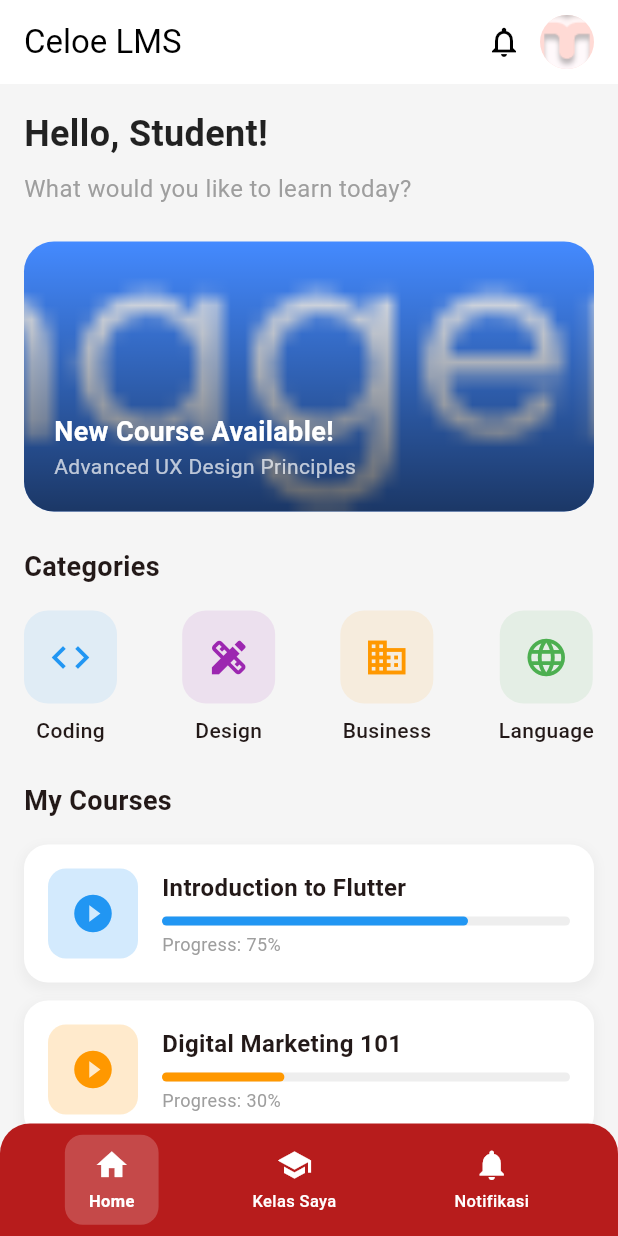
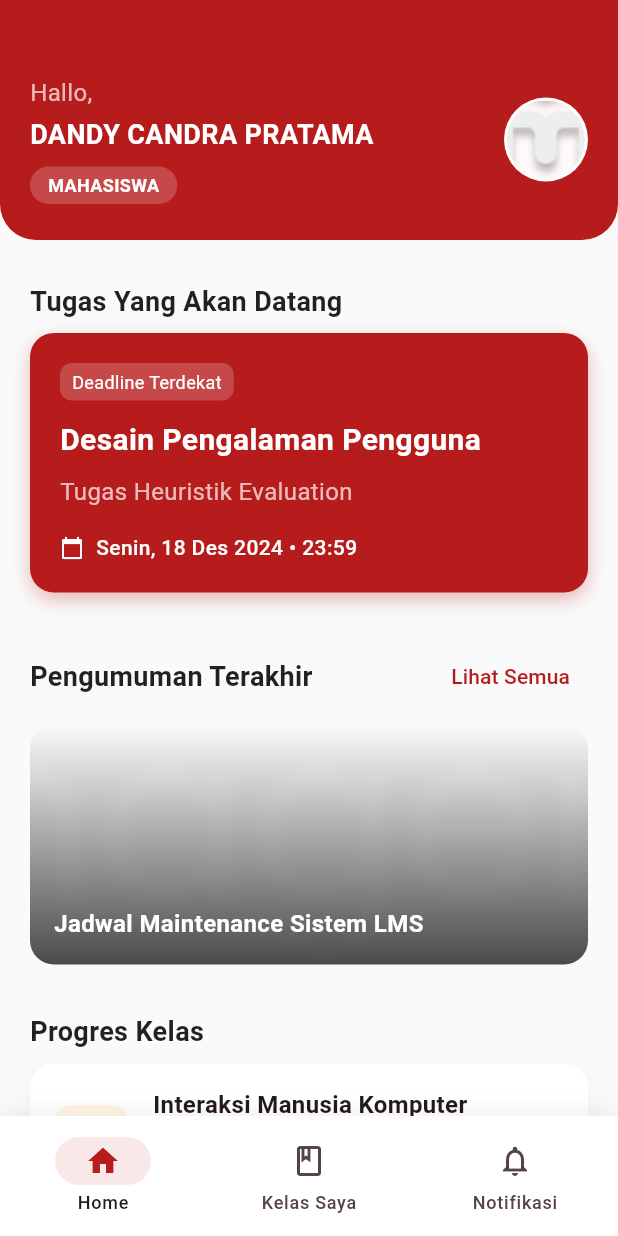
Before and after one commit to wlrmynt/celoe_lms, a Flutter app: the DashboardScreen screen opened directly, on a phone screen of 412 x 824 dp. Run offline on Flutter 3.47's test engine with Material 3 defaults, Android fonts, the phone set to English and light mode, and no system bars.

Commit message:
Implement Detailed Dashboard UI update

```diff
--- a/lib/screens/dashboard_screen.dart
+++ b/lib/screens/dashboard_screen.dart
@@ -13,188 +13,272 @@ class _DashboardScreenState extends State<DashboardScreen> {
   @override
   Widget build(BuildContext context) {
     return Scaffold(
-      backgroundColor: Colors.grey[100],
-      appBar: AppBar(
-        title: const Text('Celoe LMS', style: TextStyle(color: Colors.black)),
-        backgroundColor: Colors.white,
-        elevation: 0,
-        actions: [
-          IconButton(
-            icon: const Icon(Icons.notifications_outlined, color: Colors.black),
-            onPressed: () {},
+      backgroundColor: Colors.grey[50], // Light background
+      body: Column(
+        children: [
+          // 2. Header (Top Navigation)
+          _buildHeader(),
+
+          // Scrollable Content
+          Expanded(
+            child: SingleChildScrollView(
+              padding: const EdgeInsets.symmetric(vertical: 20),
+              child: Column(
+                crossAxisAlignment: CrossAxisAlignment.start,
+                children: [
+                  // 3. Section “Tugas Yang Akan Datang”
+                  _buildSectionTitle('Tugas Yang Akan Datang', showViewAll: false),
+                  _buildUpcomingTaskCard(),
+                  const SizedBox(height: 24),
+
+                  // 4. Section “Pengumuman Terakhir”
+                  _buildSectionTitle('Pengumuman Terakhir', showViewAll: true),
+                  _buildAnnouncementBanner(),
+                  const SizedBox(height: 24),
+
+                  // 5. Section “Progres Kelas”
+                  _buildSectionTitle('Progres Kelas', showViewAll: false),
+                  _buildClassProgressList(),
+                  const SizedBox(height: 20),
+                ],
               ),
-          const Padding(
-            padding: EdgeInsets.only(right: 16.0),
-            child: CircleAvatar(
-              backgroundImage: AssetImage(
-                'assets/LogoTel-U 1.png',
-              ), // Placeholder or User Avatar
-              radius: 18,
             ),
           ),
         ],
       ),
-      body: SingleChildScrollView(
-        child: Padding(
-          padding: const EdgeInsets.all(16.0),
+      // 6. Bottom Navigation Bar
+      bottomNavigationBar: _buildBottomNavigationBar(),
+    );
+  }
+
+  Widget _buildHeader() {
+    return Container(
+      padding: const EdgeInsets.fromLTRB(20, 50, 20, 24), // Adjust top padding for status bar
+      decoration: const BoxDecoration(
+        color: Color(0xFFB71C1C), // Maroon background
+        borderRadius: BorderRadius.only(
+          bottomLeft: Radius.circular(24),
+          bottomRight: Radius.circular(24),
+        ),
+      ),
+      child: Row(
+        children: [
+          Expanded(
             child: Column(
               crossAxisAlignment: CrossAxisAlignment.start,
               children: [
-              // Welcome Header
                 const Text(
-                'Hello, Student!',
+                  'Hallo,',
                   style: TextStyle(
-                  fontSize: 24,
+                    color: Colors.white70,
+                    fontSize: 16,
+                  ),
+                ),
+                const SizedBox(height: 4),
+                const Text(
+                  'DANDY CANDRA PRATAMA',
+                  style: TextStyle(
+                    color: Colors.white,
+                    fontSize: 18,
+                    fontWeight: FontWeight.bold,
+                  ),
+                  overflow: TextOverflow.ellipsis,
+                ),
+                const SizedBox(height: 8),
+                Container(
+                  padding: const EdgeInsets.symmetric(horizontal: 12, vertical: 4),
+                  decoration: BoxDecoration(
+                    color: Colors.white.withValues(alpha: 0.2),
+                    borderRadius: BorderRadius.circular(20),
+                  ),
+                  child: const Text(
+                    'MAHASISWA',
+                    style: TextStyle(
+                      color: Colors.white,
+                      fontSize: 12,
+                      fontWeight: FontWeight.w600,
+                    ),
+                  ),
+                ),
+              ],
+            ),
+          ),
+          const SizedBox(width: 16),
+          CircleAvatar(
+            radius: 28,
+            backgroundColor: Colors.white,
+            child: Padding(
+              padding: const EdgeInsets.all(2.0),
+              child: CircleAvatar(
+                radius: 26,
+                backgroundImage: const AssetImage('assets/LogoTel-U 1.png'), // Using available asset as placeholder avatar
+                backgroundColor: Colors.grey[200],
+              ),
+            ),
+          ),
+        ],
+      ),
+    );
+  }
+
+  Widget _buildSectionTitle(String title, {bool showViewAll = false}) {
+    return Padding(
+      padding: const EdgeInsets.symmetric(horizontal: 20, vertical: 8),
+      child: Row(
+        mainAxisAlignment: MainAxisAlignment.spaceBetween,
+        children: [
+          Text(
+            title,
+            style: const TextStyle(
+              fontSize: 18,
               fontWeight: FontWeight.bold,
               color: Colors.black87,
             ),
           ),
+          if (showViewAll)
+            TextButton(
+              onPressed: () {},
+              child: const Text(
+                'Lihat Semua',
+                style: TextStyle(color: Color(0xFFB71C1C)),
+              ),
+            ),
+        ],
+      ),
+    );
+  }
+
+  Widget _buildUpcomingTaskCard() {
+    return Container(
+      margin: const EdgeInsets.symmetric(horizontal: 20),
+      width: double.infinity,
+      padding: const EdgeInsets.all(20),
+      decoration: BoxDecoration(
+        color: const Color(0xFFB71C1C), // Maroon/Red background
+        borderRadius: BorderRadius.circular(16),
+        boxShadow: [
+          BoxShadow(
+            color: const Color(0xFFB71C1C).withValues(alpha: 0.3),
+            blurRadius: 10,
+            offset: const Offset(0, 5),
+          ),
+        ],
+      ),
+      child: Column(
+        crossAxisAlignment: CrossAxisAlignment.start,
+        children: [
+          Container(
+            padding: const EdgeInsets.symmetric(horizontal: 8, vertical: 4),
+            decoration: BoxDecoration(
+              color: Colors.white.withValues(alpha: 0.2),
+              borderRadius: BorderRadius.circular(8),
+            ),
+            child: const Text(
+              'Deadline Terdekat',
+              style: TextStyle(color: Colors.white, fontSize: 12),
+            ),
+          ),
+          const SizedBox(height: 12),
+          const Text(
+            'Desain Pengalaman Pengguna',
+            style: TextStyle(
+              color: Colors.white,
+              fontSize: 20,
+              fontWeight: FontWeight.bold,
+            ),
+          ),
           const SizedBox(height: 8),
           const Text(
-                'What would you like to learn today?',
-                style: TextStyle(fontSize: 16, color: Colors.grey),
+            'Tugas Heuristik Evaluation',
+            style: TextStyle(
+              color: Colors.white70,
+              fontSize: 16,
             ),
-              const SizedBox(height: 24),
+          ),
+          const SizedBox(height: 16),
+          Row(
+            children: const [
+              Icon(Icons.calendar_today, color: Colors.white, size: 16),
+              SizedBox(width: 8),
+              Text(
+                'Senin, 18 Des 2024 • 23:59',
+                style: TextStyle(color: Colors.white, fontWeight: FontWeight.w500),
+              ),
+            ],
+          ),
+        ],
+      ),
+    );
+  }
 
-              // Featured Banner (Carousel Placeholder)
-              Container(
-                width: double.infinity,
-                height: 180,
+  Widget _buildAnnouncementBanner() {
+    return Container(
+      margin: const EdgeInsets.symmetric(horizontal: 20),
+      height: 160,
       decoration: BoxDecoration(
-                  borderRadius: BorderRadius.circular(20),
+        borderRadius: BorderRadius.circular(16),
         image: const DecorationImage(
-                    image: AssetImage('assets/Learning Management System.png'),
+          image: AssetImage('assets/Learning Management System.png'), // Placeholder for illustrative banner
           fit: BoxFit.cover,
-                    opacity: 0.9,
         ),
-                  color: Colors.blueAccent,
       ),
       child: Container(
         decoration: BoxDecoration(
-                    borderRadius: BorderRadius.circular(20),
+          borderRadius: BorderRadius.circular(16),
           gradient: LinearGradient(
             begin: Alignment.bottomCenter,
             end: Alignment.topCenter,
             colors: [
-                        Colors.black.withValues(alpha: 0.6),
+              Colors.black.withValues(alpha: 0.7),
               Colors.transparent,
             ],
           ),
         ),
-                  padding: const EdgeInsets.all(20),
-                  child: const Column(
-                    mainAxisAlignment: MainAxisAlignment.end,
-                    crossAxisAlignment: CrossAxisAlignment.start,
-                    children: [
-                      Text(
-                        'New Course Available!',
+        padding: const EdgeInsets.all(16),
+        alignment: Alignment.bottomLeft,
+        child: const Text(
+          'Jadwal Maintenance Sistem LMS',
           style: TextStyle(
             color: Colors.white,
+            fontSize: 16,
             fontWeight: FontWeight.bold,
-                          fontSize: 18,
-                        ),
-                      ),
-                      Text(
-                        'Advanced UX Design Principles',
-                        style: TextStyle(color: Colors.white70),
-                      ),
-                    ],
-                  ),
-                ),
-              ),
-              const SizedBox(height: 24),
-
-              // Categories / Grid
-              const Text(
-                'Categories',
-                style: TextStyle(fontSize: 18, fontWeight: FontWeight.bold),
-              ),
-              const SizedBox(height: 16),
-              Row(
-                mainAxisAlignment: MainAxisAlignment.spaceBetween,
-                children: [
-                  _buildCategoryCard(Icons.code, 'Coding', Colors.blue),
-                  _buildCategoryCard(
-                    Icons.design_services,
-                    'Design',
-                    Colors.purple,
-                  ),
-                  _buildCategoryCard(Icons.business, 'Business', Colors.orange),
-                  _buildCategoryCard(Icons.language, 'Language', Colors.green),
-                ],
-              ),
-              const SizedBox(height: 24),
-
-              // Recent Courses
-              const Text(
-                'My Courses',
-                style: TextStyle(fontSize: 18, fontWeight: FontWeight.bold),
-              ),
-              const SizedBox(height: 16),
-              _buildCourseCard(
-                'Introduction to Flutter',
-                'Progress: 75%',
-                0.75,
-                Colors.blue,
-              ),
-              const SizedBox(height: 12),
-              _buildCourseCard(
-                'Digital Marketing 101',
-                'Progress: 30%',
-                0.30,
-                Colors.orange,
-              ),
-            ],
-          ),
-        ),
-      ),
-      bottomNavigationBar: Container(
-        height: 75,
-        decoration: const BoxDecoration(
-          color: Color(0xFFB71C1C), // Celoe red background
-          borderRadius: BorderRadius.only(
-            topLeft: Radius.circular(20),
-            topRight: Radius.circular(20),
-          ),
-        ),
-        child: Padding(
-          padding: const EdgeInsets.symmetric(horizontal: 20.0),
-          child: Row(
-            mainAxisAlignment: MainAxisAlignment.spaceAround,
-            children: [
-              _buildCustomTabItem(0, Icons.home, 'Home'),
-              _buildCustomTabItem(1, Icons.school, 'Kelas Saya'),
-              _buildCustomTabItem(2, Icons.notifications, 'Notifikasi'),
-            ],
           ),
         ),
       ),
     );
   }
 
-  Widget _buildCategoryCard(IconData icon, String label, Color color) {
-    return Column(
+  Widget _buildClassProgressList() {
+    return ListView(
+      padding: const EdgeInsets.symmetric(horizontal: 20),
+      shrinkWrap: true,
+      physics: const NeverScrollableScrollPhysics(),
       children: [
-        Container(
-          padding: const EdgeInsets.all(16),
-          decoration: BoxDecoration(
-            color: color.withValues(alpha: 0.1),
-            borderRadius: BorderRadius.circular(16),
+        _buildClassProgressCard(
+          'Interaksi Manusia Komputer',
+          'IMK-44-02 • Semester 3',
+          0.85,
+          Colors.orange,
         ),
-          child: Icon(icon, color: color, size: 30),
+        const SizedBox(height: 12),
+        _buildClassProgressCard(
+          'Pemrograman Mobile',
+          'MOB-44-01 • Semester 5',
+          0.45,
+          Colors.blue,
         ),
-        const SizedBox(height: 8),
-        Text(label, style: const TextStyle(fontWeight: FontWeight.w500)),
+        const SizedBox(height: 12),
+        _buildClassProgressCard(
+          'Kewirausahaan Teknologi',
+          'KWU-44-03 • Semester 7',
+          0.70,
+          Colors.green,
+        ),
       ],
     );
   }
 
-  Widget _buildCourseCard(
-    String title,
-    String subtitle,
-    double progress,
-    Color color,
-  ) {
+  Widget _buildClassProgressCard(String title, String subtitle, double progress, Color color) {
     return Container(
       padding: const EdgeInsets.all(16),
       decoration: BoxDecoration(
@@ -203,22 +287,21 @@ class _DashboardScreenState extends State<DashboardScreen> {
         boxShadow: [
           BoxShadow(
             color: Colors.grey.withValues(alpha: 0.1),
-            spreadRadius: 2,
-            blurRadius: 5,
-            offset: const Offset(0, 3),
+            blurRadius: 10,
+            offset: const Offset(0, 4),
           ),
         ],
       ),
       child: Row(
         children: [
           Container(
-            width: 60,
-            height: 60,
+            width: 50,
+            height: 50,
             decoration: BoxDecoration(
-              color: color.withValues(alpha: 0.2),
+              color: color.withValues(alpha: 0.1),
               borderRadius: BorderRadius.circular(12),
             ),
-            child: Icon(Icons.play_circle_fill, color: color, size: 30),
+            child: Icon(Icons.book, color: color),
           ),
           const SizedBox(width: 16),
           Expanded(
@@ -227,23 +310,34 @@ class _DashboardScreenState extends State<DashboardScreen> {
               children: [
                 Text(
                   title,
-                  style: const TextStyle(
-                    fontWeight: FontWeight.bold,
-                    fontSize: 16,
+                  style: const TextStyle(fontWeight: FontWeight.bold, fontSize: 16),
+                ),
+                const SizedBox(height: 4),
+                Text(subtitle, style: const TextStyle(fontSize: 12, color: Colors.grey)),
+                const SizedBox(height: 12),
+                Row(
+                  children: [
+                    Expanded(
+                      child: ClipRRect(
+                        borderRadius: BorderRadius.circular(4),
+                        child: LinearProgressIndicator(
+                          value: progress,
+                          backgroundColor: Colors.grey[200],
+                          color: const Color(0xFFB71C1C), // Consistent red progress
+                          minHeight: 6,
                         ),
                       ),
-                const SizedBox(height: 8),
-                LinearProgressIndicator(
-                  value: progress,
-                  backgroundColor: Colors.grey[200],
-                  color: color,
-                  minHeight: 6,
-                  borderRadius: BorderRadius.circular(10),
                     ),
-                const SizedBox(height: 4),
+                    const SizedBox(width: 8),
                     Text(
-                  subtitle,
-                  style: const TextStyle(fontSize: 12, color: Colors.grey),
+                      '${(progress * 100).toInt()}%',
+                      style: const TextStyle(
+                        fontSize: 12,
+                        fontWeight: FontWeight.bold,
+                        color: Color(0xFFB71C1C),
+                      ),
+                    ),
+                  ],
                 ),
               ],
             ),
@@ -253,41 +347,44 @@ class _DashboardScreenState extends State<DashboardScreen> {
     );
   }
 
-  Widget _buildCustomTabItem(int index, IconData icon, String label) {
-    final isSelected = _selectedIndex == index;
-
-    return GestureDetector(
-      onTap: () {
+  Widget _buildBottomNavigationBar() {
+    return Container(
+      decoration: BoxDecoration(
+        color: Colors.white,
+        boxShadow: [
+          BoxShadow(
+            color: Colors.black.withValues(alpha: 0.05),
+            blurRadius: 10,
+            offset: const Offset(0, -5),
+          ),
+        ],
+      ),
+      child: NavigationBar(
+        selectedIndex: _selectedIndex,
+        onDestinationSelected: (index) {
           setState(() {
             _selectedIndex = index;
           });
-        // Click effect with animation
         },
-      child: AnimatedContainer(
-        duration: const Duration(milliseconds: 200),
-        padding: const EdgeInsets.symmetric(horizontal: 16, vertical: 8),
-        decoration: BoxDecoration(
-          color: isSelected
-              ? Colors.white.withValues(alpha: 0.2)
-              : Colors.transparent,
-          borderRadius: BorderRadius.circular(12),
+        backgroundColor: Colors.white,
+        indicatorColor: const Color(0xFFB71C1C).withValues(alpha: 0.1),
+        destinations: const [
+          NavigationDestination(
+            icon: Icon(Icons.home_outlined),
+            selectedIcon: Icon(Icons.home, color: Color(0xFFB71C1C)),
+            label: 'Home',
           ),
-        child: Column(
-          mainAxisSize: MainAxisSize.min,
-          mainAxisAlignment: MainAxisAlignment.center,
-          children: [
-            Icon(icon, size: 24, color: Colors.white),
-            const SizedBox(height: 4),
-            Text(
-              label,
-              style: TextStyle(
-                fontSize: 11,
-                fontWeight: isSelected ? FontWeight.w700 : FontWeight.w500,
-                color: Colors.white,
+          NavigationDestination(
+            icon: Icon(Icons.class_outlined),
+            selectedIcon: Icon(Icons.class_, color: Color(0xFFB71C1C)),
+            label: 'Kelas Saya',
           ),
+          NavigationDestination(
+            icon: Icon(Icons.notifications_outlined),
+            selectedIcon: Icon(Icons.notifications, color: Color(0xFFB71C1C)),
+            label: 'Notifikasi',
           ),
         ],
-        ),
       ),
     );
   }
```
Lines whose indentation alone changed are shown as unchanged.
